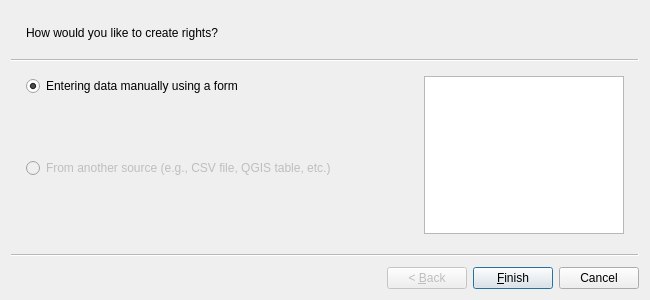
This is asistente_ladm_col/ui/wiz_create_right_cadastre.ui in SwissTierrasColombia/Asistente-LADM-COL as Qt 5 draws it before an edit. The edited form follows.
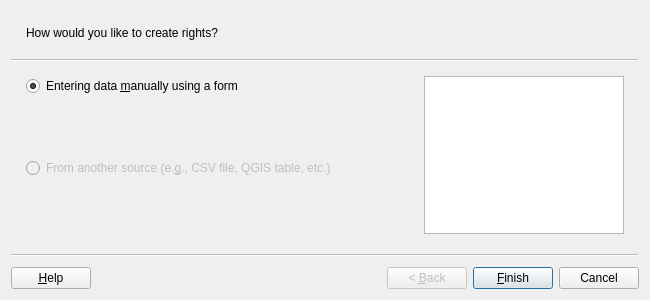
This is the edited form.

Commit message: Linked all exist help buttons

```diff
--- a/asistente_ladm_col/ui/wiz_create_right_cadastre.ui
+++ b/asistente_ladm_col/ui/wiz_create_right_cadastre.ui
@@ -13,6 +13,9 @@
   <property name="windowTitle">
    <string>Create Right</string>
   </property>
+  <property name="options">
+   <set>QWizard::HaveHelpButton</set>
+  </property>
   <widget class="QWizardPage" name="wizardPage1">
    <property name="subTitle">
     <string>How would you like to create rights?</string>
@@ -23,7 +26,7 @@
       <item>
        <widget class="QRadioButton" name="rad_party_create">
         <property name="text">
-         <string>Entering data manually using a form</string>
+         <string>Entering data &amp;manually using a form</string>
         </property>
         <property name="checked">
          <bool>true</bool>
@@ -49,7 +52,7 @@
          <bool>false</bool>
         </property>
         <property name="text">
-         <string>From another source (e.g., CSV file, QGIS table, etc.)</string>
+         <string>From another source (e.&amp;g., CSV file, QGIS table, etc.)</string>
         </property>
        </widget>
       </item>
```
Left out of the diff: 4 changed lines with no effect on the pictures. The commit also changes 17 other files.
